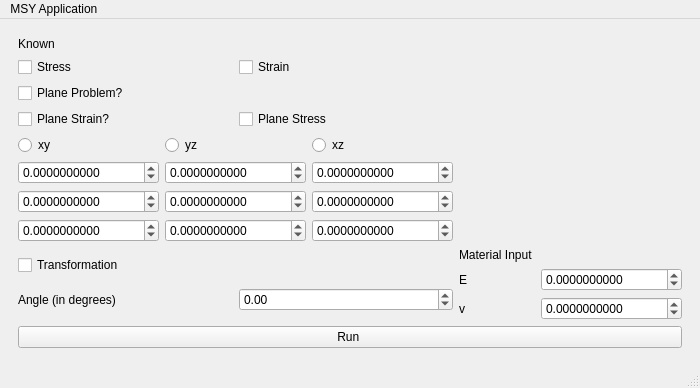
The window that form.ui (Varnu01/Stress-Strain-Calculator-) describes before a commit, drawn with Qt 5.
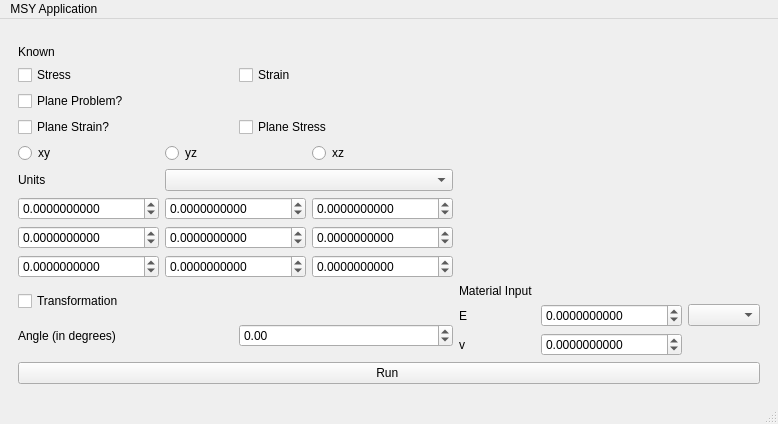
The same window after the commit.

Commit message: Added Unit Functionality, processing is not working as intended

The edit to the form file:
```diff
--- a/form.ui
+++ b/form.ui
@@ -6,8 +6,8 @@
    <rect>
     <x>0</x>
     <y>0</y>
-    <width>535</width>
-    <height>314</height>
+    <width>718</width>
+    <height>424</height>
    </rect>
   </property>
   <property name="windowTitle">
@@ -22,145 +22,32 @@
       </property>
       <widget class="QWidget" name="page">
        <layout class="QGridLayout" name="gridLayout_6">
-        <item row="4" column="0">
-         <layout class="QGridLayout" name="gridLayout_2">
-          <item row="1" column="1">
-           <widget class="QLabel" name="label_6">
-            <property name="text">
-             <string>Angle (in degrees)</string>
-            </property>
-           </widget>
-          </item>
-          <item row="1" column="2">
-           <widget class="QDoubleSpinBox" name="angle">
-            <property name="minimum">
-             <double>-1000000000000000044885712678075916785549312.000000000000000</double>
-            </property>
-            <property name="maximum">
-             <double>1000000000000000044885712678075916785549312.000000000000000</double>
-            </property>
-           </widget>
-          </item>
-          <item row="0" column="1">
-           <widget class="QCheckBox" name="transformation">
-            <property name="text">
-             <string>Transformation </string>
-            </property>
-           </widget>
-          </item>
-         </layout>
-        </item>
-        <item row="0" column="0">
-         <layout class="QGridLayout" name="gridLayout_8">
-          <item row="1" column="0">
-           <widget class="QCheckBox" name="stress_input">
-            <property name="text">
-             <string>Stress</string>
-            </property>
-            <property name="autoRepeat">
-             <bool>false</bool>
-            </property>
-           </widget>
-          </item>
-          <item row="1" column="1">
-           <widget class="QCheckBox" name="strain_input">
-            <property name="text">
-             <string>Strain</string>
-            </property>
-            <property name="autoRepeat">
-             <bool>false</bool>
-            </property>
-           </widget>
-          </item>
-          <item row="0" column="0">
-           <widget class="QLabel" name="label">
-            <property name="text">
-             <string>Known</string>
-            </property>
-           </widget>
-          </item>
-         </layout>
-        </item>
-        <item row="1" column="0">
-         <layout class="QGridLayout" name="gridLayout_9">
-          <item row="1" column="0">
-           <widget class="QCheckBox" name="plane_strain">
-            <property name="text">
-             <string>Plane Strain? </string>
-            </property>
-           </widget>
-          </item>
-          <item row="0" column="0">
-           <widget class="QCheckBox" name="plane">
-            <property name="text">
-             <string>Plane Problem?</string>
-            </property>
-            <property name="checked">
-             <bool>false</bool>
-            </property>
-           </widget>
-          </item>
-          <item row="1" column="1">
-           <widget class="QCheckBox" name="plane_stress">
-            <property name="text">
-             <string>Plane Stress </string>
-            </property>
-           </widget>
-          </item>
-         </layout>
-        </item>
-        <item row="4" column="1">
-         <layout class="QGridLayout" name="gridLayout_3">
-          <item row="2" column="2">
-           <widget class="QLabel" name="label_5">
-            <property name="text">
-             <string>v</string>
-            </property>
-           </widget>
-          </item>
-          <item row="1" column="2">
-           <widget class="QLabel" name="label_4">
-            <property name="text">
-             <string>E</string>
-            </property>
-           </widget>
-          </item>
-          <item row="0" column="2">
-           <widget class="QLabel" name="label_3">
-            <property name="text">
-             <string>Material Input </string>
-            </property>
-           </widget>
-          </item>
-          <item row="1" column="3">
-           <widget class="QDoubleSpinBox" name="E">
-            <property name="decimals">
-             <number>10</number>
-            </property>
-            <property name="minimum">
-             <double>-1000000000000000044885712678075916785549312.000000000000000</double>
-            </property>
-            <property name="maximum">
-             <double>1000000000000000044885712678075916785549312.000000000000000</double>
-            </property>
-           </widget>
-          </item>
-          <item row="2" column="3">
-           <widget class="QDoubleSpinBox" name="v">
-            <property name="decimals">
-             <number>10</number>
-            </property>
-            <property name="minimum">
-             <double>-1000000000000000044885712678075916785549312.000000000000000</double>
-            </property>
-            <property name="maximum">
-             <double>1000000000000000044885712678075916785549312.000000000000000</double>
-            </property>
-           </widget>
-          </item>
-         </layout>
-        </item>
         <item row="3" column="0">
+         <layout class="QGridLayout" name="gridLayout_7">
+          <item row="0" column="0">
+           <widget class="QRadioButton" name="xy_plane">
+            <property name="text">
+             <string>xy</string>
+            </property>
+           </widget>
+          </item>
+          <item row="0" column="1">
+           <widget class="QRadioButton" name="yz_plane">
+            <property name="text">
+             <string>yz</string>
+            </property>
+           </widget>
+          </item>
+          <item row="0" column="3">
+           <widget class="QRadioButton" name="xz_plane">
+            <property name="text">
+             <string>xz</string>
+            </property>
+           </widget>
+          </item>
+         </layout>
+        </item>
+        <item row="4" column="0">
          <layout class="QGridLayout" name="gridLayout">
           <item row="6" column="2">
            <widget class="QDoubleSpinBox" name="zz">
@@ -251,6 +138,9 @@
             <property name="minimum">
              <double>-1000000000000000044885712678075916785549312.000000000000000</double>
             </property>
+            <property name="maximum">
+             <double>1000000000000000044885712678075916785549312.000000000000000</double>
+            </property>
             <property name="value">
              <double>0.000000000000000</double>
             </property>
@@ -282,40 +172,179 @@
             </property>
            </widget>
           </item>
+          <item row="0" column="0">
+           <widget class="QLabel" name="label_7">
+            <property name="text">
+             <string>Units</string>
+            </property>
+           </widget>
+          </item>
+          <item row="0" column="1" colspan="2">
+           <widget class="QComboBox" name="units_dropdown"/>
+          </item>
          </layout>
         </item>
         <item row="2" column="0">
-         <layout class="QGridLayout" name="gridLayout_7">
+         <layout class="QGridLayout" name="gridLayout_9">
+          <item row="1" column="0">
+           <widget class="QCheckBox" name="plane_strain">
+            <property name="text">
+             <string>Plane Strain? </string>
+            </property>
+           </widget>
+          </item>
           <item row="0" column="0">
-           <widget class="QRadioButton" name="xy_plane">
+           <widget class="QCheckBox" name="plane">
             <property name="text">
-             <string>xy</string>
+             <string>Plane Problem?</string>
             </property>
-           </widget>
-          </item>
-          <item row="0" column="1">
-           <widget class="QRadioButton" name="yz_plane">
-            <property name="text">
-             <string>yz</string>
+            <property name="checked">
+             <bool>false</bool>
             </property>
            </widget>
           </item>
-          <item row="0" column="3">
-           <widget class="QRadioButton" name="xz_plane">
+          <item row="1" column="1">
+           <widget class="QCheckBox" name="plane_stress">
             <property name="text">
-             <string>xz</string>
+             <string>Plane Stress </string>
             </property>
            </widget>
           </item>
          </layout>
         </item>
-        <item row="5" column="0" colspan="2">
+        <item row="6" column="0" colspan="2">
          <widget class="QPushButton" name="run">
           <property name="text">
            <string>Run </string>
           </property>
          </widget>
         </item>
+        <item row="5" column="1">
+         <layout class="QGridLayout" name="gridLayout_3">
+          <item row="0" column="2">
+           <widget class="QLabel" name="label_3">
+            <property name="text">
+             <string>Material Input </string>
+            </property>
+           </widget>
+          </item>
+          <item row="2" column="2">
+           <widget class="QLabel" name="label_5">
+            <property name="text">
+             <string>v</string>
+            </property>
+           </widget>
+          </item>
+          <item row="1" column="3">
+           <widget class="QDoubleSpinBox" name="E">
+            <property name="decimals">
+             <number>10</number>
+            </property>
+            <property name="minimum">
+             <double>-1000000000000000044885712678075916785549312.000000000000000</double>
+            </property>
+            <property name="maximum">
+             <double>1000000000000000044885712678075916785549312.000000000000000</double>
+            </property>
+           </widget>
+          </item>
+          <item row="1" column="2">
+           <widget class="QLabel" name="label_4">
+            <property name="text">
+             <string>E</string>
+            </property>
+           </widget>
+          </item>
+          <item row="2" column="3">
+           <widget class="QDoubleSpinBox" name="v">
+            <property name="decimals">
+             <number>10</number>
+            </property>
+            <property name="minimum">
+             <double>-1000000000000000044885712678075916785549312.000000000000000</double>
+            </property>
+            <property name="maximum">
+             <double>1000000000000000044885712678075916785549312.000000000000000</double>
+            </property>
+           </widget>
+          </item>
+          <item row="1" column="4">
+           <widget class="QComboBox" name="E_units"/>
+          </item>
+         </layout>
+        </item>
+        <item row="1" column="0">
+         <layout class="QGridLayout" name="gridLayout_8">
+          <item row="1" column="0">
+           <widget class="QCheckBox" name="stress_input">
+            <property name="text">
+             <string>Stress</string>
+            </property>
+            <property name="autoRepeat">
+             <bool>false</bool>
+            </property>
+           </widget>
+          </item>
+          <item row="1" column="1">
+           <widget class="QCheckBox" name="strain_input">
+            <property name="text">
+             <string>Strain</string>
+            </property>
+            <property name="autoRepeat">
+             <bool>false</bool>
+            </property>
+           </widget>
+          </item>
+          <item row="0" column="0">
+           <widget class="QLabel" name="label">
+            <property name="text">
+             <string>Known</string>
+            </property>
+           </widget>
+          </item>
+         </layout>
+        </item>
+        <item row="5" column="0">
+         <layout class="QGridLayout" name="gridLayout_2">
+          <item row="1" column="1">
+           <widget class="QLabel" name="label_6">
+            <property name="text">
+             <string>Angle (in degrees)</string>
+            </property>
+           </widget>
+          </item>
+          <item row="1" column="2">
+           <widget class="QDoubleSpinBox" name="angle">
+            <property name="minimum">
+             <double>-1000000000000000044885712678075916785549312.000000000000000</double>
+            </property>
+            <property name="maximum">
+             <double>1000000000000000044885712678075916785549312.000000000000000</double>
+            </property>
+           </widget>
+          </item>
+          <item row="0" column="1">
+           <widget class="QCheckBox" name="transformation">
+            <property name="text">
+             <string>Transformation </string>
+            </property>
+           </widget>
+          </item>
+         </layout>
+        </item>
+        <item row="0" column="0">
+         <spacer name="verticalSpacer">
+          <property name="orientation">
+           <enum>Qt::Vertical</enum>
+          </property>
+          <property name="sizeHint" stdset="0">
+           <size>
+            <width>20</width>
+            <height>40</height>
+           </size>
+          </property>
+         </spacer>
+        </item>
        </layout>
       </widget>
       <widget class="QWidget" name="page_2">
@@ -412,8 +441,8 @@
     <rect>
      <x>0</x>
      <y>0</y>
-     <width>535</width>
-     <height>17</height>
+     <width>718</width>
+     <height>21</height>
     </rect>
    </property>
    <widget class="QMenu" name="menuMSY_Application">
```
The commit also changes 1 other file.
